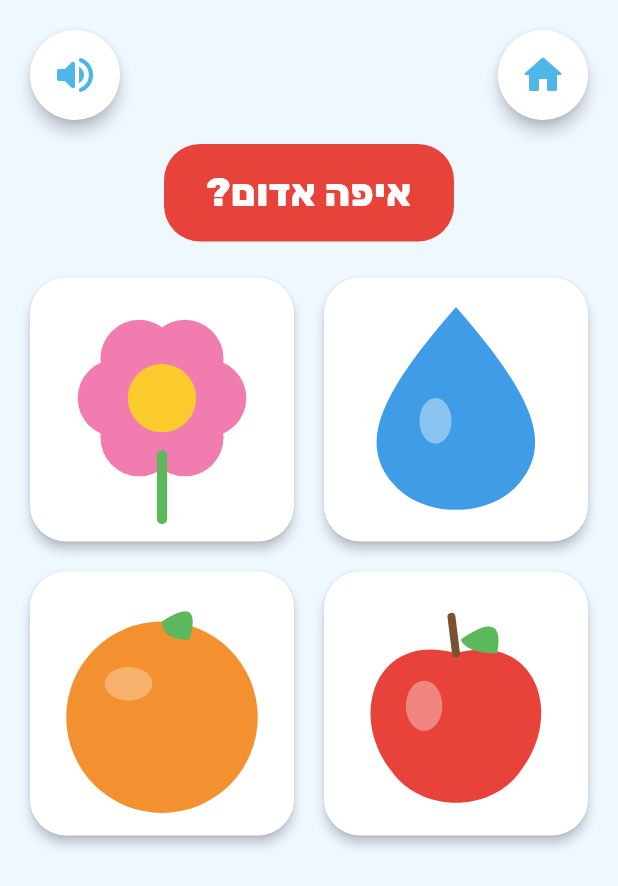
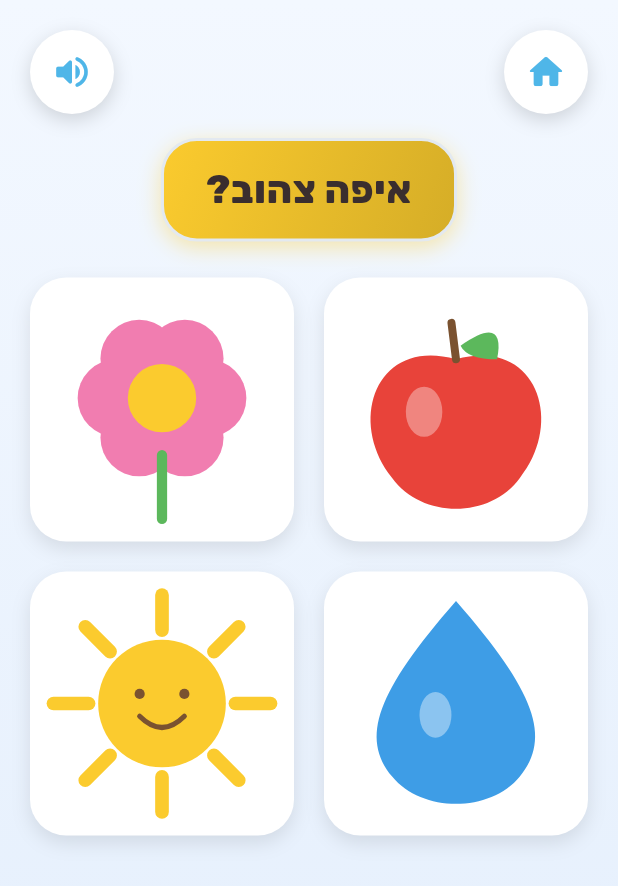
Before and after one commit to shirdagan/kids-learning-app, a Flutter app: the ColorFindGameScreen screen opened directly, on a phone screen of 412 x 824 dp. Shown: the top 886 px of the screen. Run offline on Flutter 3.47's test engine with Material 3 defaults, Android fonts, the phone set to English and light mode, and no system bars; our stand-ins replace audioplayers, flutter_tts.

Commit message:
Add black & white colors; polish the UI
- Add white (cloud) and black/charcoal (crescent moon + stars) to the
  colors module, with a stroked outline on the cloud so it stays
  visible on white backgrounds
- Add a contrasting-color helper (theme/color_contrast.dart) so any
  concept color can be used safely as an icon tint, text-on-color, or
  glow — no more invisible white-on-white
- Extract shared RoundIconButton and TapScale widgets, replacing five
  near-duplicate button implementations, and use them everywhere for
  a consistent tactile press animation
- Add gradients, richer shadows, and soft page-background washes to
  module tiles, menu cards, the find-game prompt, and sort-game
  baskets for a more polished, premium look

```diff
--- a/kids_reading_app/lib/data/colors_data.dart
+++ b/kids_reading_app/lib/data/colors_data.dart
@@ -68,4 +68,24 @@ const List<ColorConcept> kColorConcepts = [
     objectEnglishName: 'flower',
     shape: ObjectShape.flower,
   ),
+  ColorConcept(
+    id: 'white',
+    hebrewName: 'לבן',
+    englishName: 'white',
+    color: Color(0xFFFFFFFF),
+    objectHebrewName: 'ענן',
+    objectEnglishName: 'cloud',
+    shape: ObjectShape.cloud,
+  ),
+  ColorConcept(
+    id: 'black',
+    hebrewName: 'שחור',
+    englishName: 'black',
+    // גוון פחם רך במקום שחור מוחלט — קריא באותה מידה ככחור, אך פחות קשה
+    // לעין של פעוט.
+    color: Color(0xFF2B2B2E),
+    objectHebrewName: 'לילה',
+    objectEnglishName: 'night',
+    shape: ObjectShape.moon,
+  ),
 ];
--- a/kids_reading_app/lib/models/object_shape.dart
+++ b/kids_reading_app/lib/models/object_shape.dart
@@ -1,3 +1,3 @@
 /// צורות האיורים הפשוטים שמצוירים בתוך Flutter (ללא תמונות חיצוניות),
 /// כל אחת מייצגת חפץ מוכר לילד שמזוהה עם צבע מסוים.
-enum ObjectShape { apple, orange, sun, leaf, drop, grapes, flower }
+enum ObjectShape { apple, orange, sun, leaf, drop, grapes, flower, cloud, moon }
--- a/kids_reading_app/lib/screens/colors/color_find_game_screen.dart
+++ b/kids_reading_app/lib/screens/colors/color_find_game_screen.dart
@@ -8,9 +8,12 @@ import '../../i18n/language_controller.dart';
 import '../../models/color_concept.dart';
 import '../../services/feedback_service.dart';
 import '../../services/voice_clip_service.dart';
+import '../../theme/color_contrast.dart';
 import '../../widgets/bounce_in.dart';
 import '../../widgets/object_illustration.dart';
 import '../../widgets/responsive_center.dart';
+import '../../widgets/round_icon_button.dart';
+import '../../widgets/tap_scale.dart';
 
 /// משחק "מצא את הצבע": האפליקציה אומרת שם צבע, והילד לוחץ על החפץ
 /// בצבע הנכון מבין כמה חפצים על המסך.
@@ -117,8 +120,15 @@ class _ColorFindGameScreenState extends State<ColorFindGameScreen> {
     final l = LanguageScope.of(context).value;
 
     return Scaffold(
-      backgroundColor: const Color(0xFFEFF7FF),
-      body: SafeArea(
+      body: DecoratedBox(
+        decoration: const BoxDecoration(
+          gradient: LinearGradient(
+            begin: Alignment.topCenter,
+            end: Alignment.bottomCenter,
+            colors: [Color(0xFFF3F8FF), Color(0xFFE3EEFC)],
+          ),
+        ),
+        child: SafeArea(
           child: ResponsiveCenter(
             child: Padding(
               padding: const EdgeInsets.all(20),
@@ -126,40 +136,16 @@ class _ColorFindGameScreenState extends State<ColorFindGameScreen> {
                 children: [
                   Row(
                     children: [
-                    Material(
-                      color: Colors.white,
-                      shape: const CircleBorder(),
-                      elevation: 4,
-                      child: InkWell(
-                        customBorder: const CircleBorder(),
+                      RoundIconButton(
+                        icon: Icons.home_rounded,
+                        iconColor: const Color(0xFF4FB6E8),
                         onTap: () => Navigator.of(context).pop(),
-                        child: const Padding(
-                          padding: EdgeInsets.all(14),
-                          child: Icon(
-                            Icons.home_rounded,
-                            color: Color(0xFF4FB6E8),
-                            size: 32,
-                          ),
-                        ),
-                      ),
                       ),
                       const Spacer(),
-                    Material(
-                      color: Colors.white,
-                      shape: const CircleBorder(),
-                      elevation: 4,
-                      child: InkWell(
-                        customBorder: const CircleBorder(),
+                      RoundIconButton(
+                        icon: Icons.volume_up_rounded,
+                        iconColor: const Color(0xFF4FB6E8),
                         onTap: _askForTarget,
-                        child: const Padding(
-                          padding: EdgeInsets.all(14),
-                          child: Icon(
-                            Icons.volume_up_rounded,
-                            color: Color(0xFF4FB6E8),
-                            size: 32,
-                          ),
-                        ),
-                      ),
                       ),
                     ],
                   ),
@@ -172,15 +158,33 @@ class _ColorFindGameScreenState extends State<ColorFindGameScreen> {
                         vertical: 14,
                       ),
                       decoration: BoxDecoration(
-                      color: _target.color,
+                        gradient: LinearGradient(
+                          colors: [
+                            _target.color,
+                            Color.lerp(_target.color, Colors.black, 0.15)!,
+                          ],
+                          begin: Alignment.topLeft,
+                          end: Alignment.bottomRight,
+                        ),
                         borderRadius: BorderRadius.circular(24),
+                        border: Border.all(
+                          color: const Color(0xFFE3E9F0),
+                          width: 2,
+                        ),
+                        boxShadow: [
+                          BoxShadow(
+                            color: _target.color.asGlow.withValues(alpha: 0.4),
+                            blurRadius: 12,
+                            offset: const Offset(0, 4),
+                          ),
+                        ],
                       ),
                       child: Text(
                         AppStrings.findPrompt(l, _target.nameFor(l)),
-                      style: const TextStyle(
+                        style: TextStyle(
                           fontSize: 26,
                           fontWeight: FontWeight.w800,
-                        color: Colors.white,
+                          color: _target.color.contrastingForeground,
                         ),
                       ),
                     ),
@@ -207,6 +211,7 @@ class _ColorFindGameScreenState extends State<ColorFindGameScreen> {
             ),
           ),
         ),
+      ),
     );
   }
 }
@@ -219,14 +224,20 @@ class _ColorOptionCard extends StatelessWidget {
 
   @override
   Widget build(BuildContext context) {
-    return Material(
+    return TapScale(
+      onTap: onTap,
+      child: Container(
+        decoration: BoxDecoration(
           color: Colors.white,
           borderRadius: BorderRadius.circular(24),
-      elevation: 3,
-      child: InkWell(
-        borderRadius: BorderRadius.circular(24),
-        onTap: onTap,
-        child: Padding(
+          boxShadow: [
+            BoxShadow(
+              color: Colors.black.withValues(alpha: 0.1),
+              blurRadius: 10,
+              offset: const Offset(0, 5),
+            ),
+          ],
+        ),
         padding: const EdgeInsets.all(12),
         child: ObjectIllustration(
           shape: concept.shape,
@@ -234,7 +245,6 @@ class _ColorOptionCard extends StatelessWidget {
           size: 120,
         ),
       ),
-      ),
     );
   }
 }
--- /dev/null
+++ b/kids_reading_app/lib/widgets/round_icon_button.dart
@@ -0,0 +1,52 @@
+import 'package:flutter/material.dart';
+
+import 'tap_scale.dart';
+
+/// כפתור עגול לבן עם אייקון — הבסיס לכל כפתורי הניווט הקטנים באפליקציה
+/// (בית, חזור, קול, דפדוף). כולל צל רך ואפקט לחיצה אחיד לתחושה מושקעת.
+class RoundIconButton extends StatelessWidget {
+  const RoundIconButton({
+    super.key,
+    required this.icon,
+    required this.onTap,
+    this.iconColor = const Color(0xFF3A2E2E),
+    this.size = 56,
+    this.enabled = true,
+  });
+
+  final IconData icon;
+  final VoidCallback onTap;
+  final Color iconColor;
+  final double size;
+  final bool enabled;
+
+  @override
+  Widget build(BuildContext context) {
+    final button = Container(
+      width: size,
+      height: size,
+      alignment: Alignment.center,
+      decoration: BoxDecoration(
+        color: enabled ? Colors.white : Colors.white.withValues(alpha: 0.5),
+        shape: BoxShape.circle,
+        boxShadow: enabled
+            ? [
+                BoxShadow(
+                  color: Colors.black.withValues(alpha: 0.15),
+                  blurRadius: 10,
+                  offset: const Offset(0, 4),
+                ),
+              ]
+            : null,
+      ),
+      child: Icon(
+        icon,
+        size: size * 0.5,
+        color: enabled ? iconColor : iconColor.withValues(alpha: 0.4),
+      ),
+    );
+
+    if (!enabled) return button;
+    return TapScale(onTap: onTap, child: button);
+  }
+}
--- /dev/null
+++ b/kids_reading_app/lib/widgets/tap_scale.dart
@@ -0,0 +1,43 @@
+import 'package:flutter/material.dart';
+
+/// עוטף כפתור באפקט "לחיצה" עדין — מתכווץ קלות במגע ותופח חזרה בשחרור,
+/// כדי לתת תחושת מגע יותר "עסיסית" ומושקעת מכפתור שטוח.
+class TapScale extends StatefulWidget {
+  const TapScale({
+    super.key,
+    required this.onTap,
+    required this.child,
+    this.pressedScale = 0.94,
+  });
+
+  final VoidCallback onTap;
+  final Widget child;
+  final double pressedScale;
+
+  @override
+  State<TapScale> createState() => _TapScaleState();
+}
+
+class _TapScaleState extends State<TapScale> {
+  bool _pressed = false;
+
+  void _setPressed(bool value) {
+    if (_pressed != value) setState(() => _pressed = value);
+  }
+
+  @override
+  Widget build(BuildContext context) {
+    return GestureDetector(
+      onTapDown: (_) => _setPressed(true),
+      onTapCancel: () => _setPressed(false),
+      onTapUp: (_) => _setPressed(false),
+      onTap: widget.onTap,
+      child: AnimatedScale(
+        scale: _pressed ? widget.pressedScale : 1.0,
+        duration: const Duration(milliseconds: 100),
+        curve: Curves.easeOut,
+        child: widget.child,
+      ),
+    );
+  }
+}
```
Also changed, not shown: kids_reading_app/lib/screens/colors/color_intro_screen.dart (+29 -47 lines), kids_reading_app/lib/screens/colors/color_sort_game_screen.dart (+40 -23 lines), kids_reading_app/lib/screens/colors/colors_menu_screen.dart (+26 -31 lines), kids_reading_app/lib/screens/coming_soon_screen.dart (+34 -25 lines), kids_reading_app/lib/screens/home_screen.dart (+10 -1 lines), kids_reading_app/lib/theme/color_contrast.dart (added, +20 -0 lines), kids_reading_app/lib/widgets/module_tile.dart (+14 -13 lines), kids_reading_app/lib/widgets/object_illustration.dart (+49 -0 lines). Lines whose indentation alone changed are shown as unchanged.
